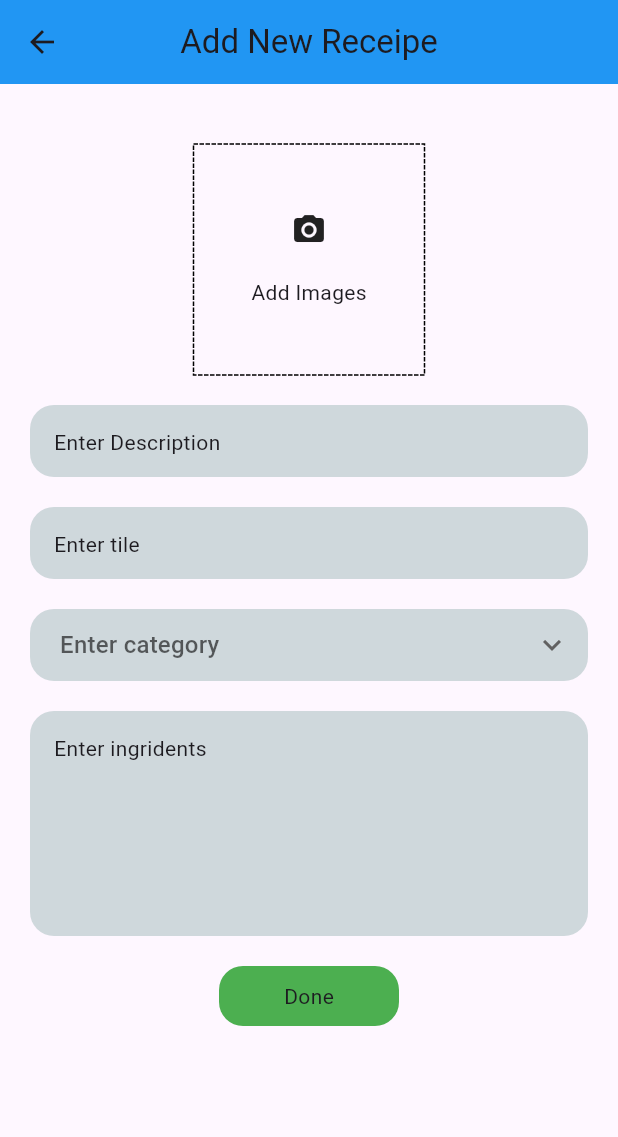
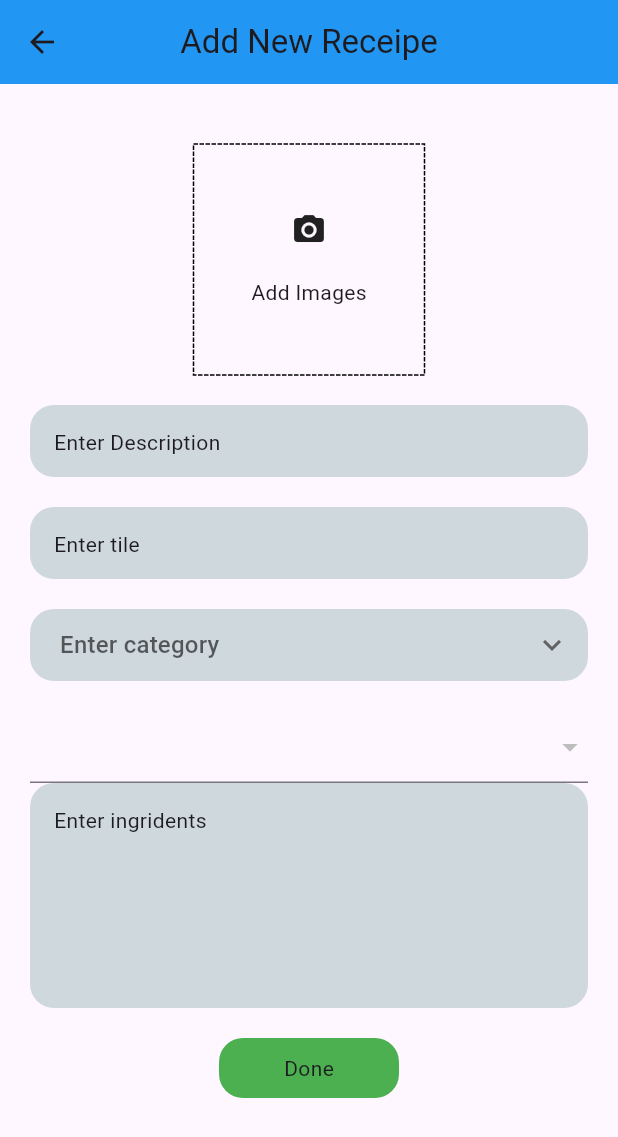
Before and after one commit to aliraza055/Smart-Chef, a Flutter app: the AddReceipe screen opened directly, on a phone screen of 412 x 824 dp. Shown: the top 1137 px of the screen. Run offline on Flutter 3.47's test engine with Material 3 defaults, Android fonts, the phone set to English and light mode, and no system bars; drawn by our look-alikes of dotted_border; our stand-ins replace cloud_firestore, firebase_auth, firebase_core, fluttertoast, image_picker; missing offline and left inert: dart:ffi; accounts and stored records are empty.

```diff
--- a/lib/Pages/add_receipe.dart
+++ b/lib/Pages/add_receipe.dart
@@ -202,6 +202,7 @@ class _AddReceipeState extends State<AddReceipe> {
                   },
                 ),
                 SizedBox(height: 20),
+                DropdownButtonFormField(items: [], onChanged: (value) {}),
                 Container(
                   height: 150,
                   width: double.infinity,
```
Also changed, not shown: lib/main.dart (+0 -15 lines).
